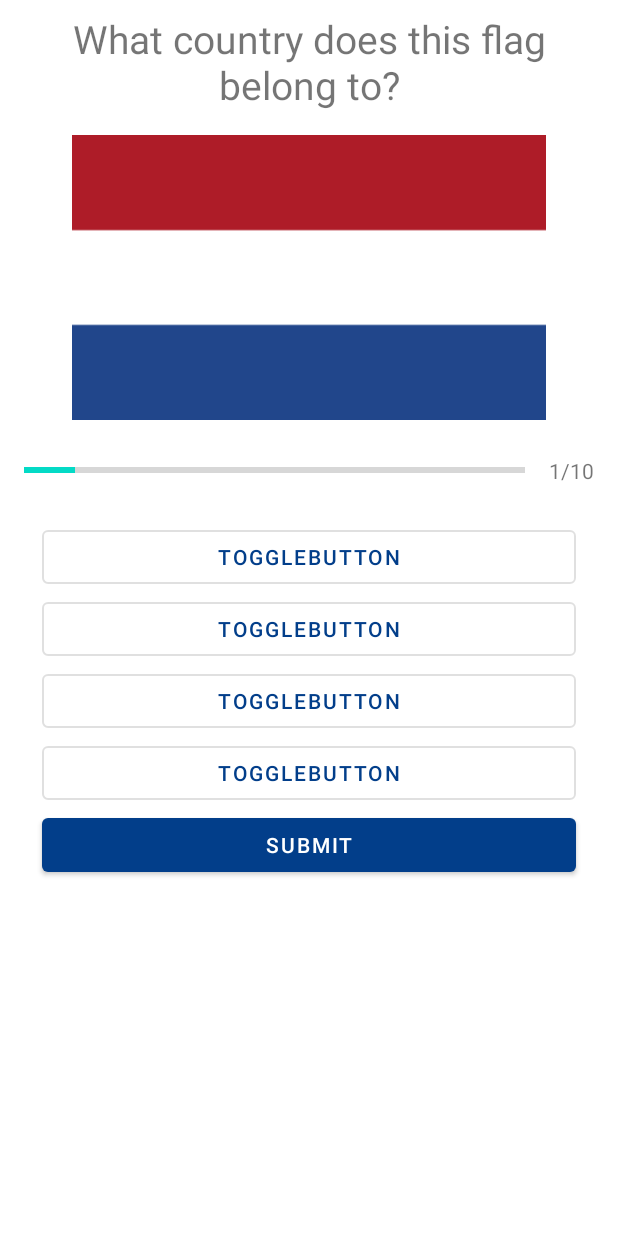
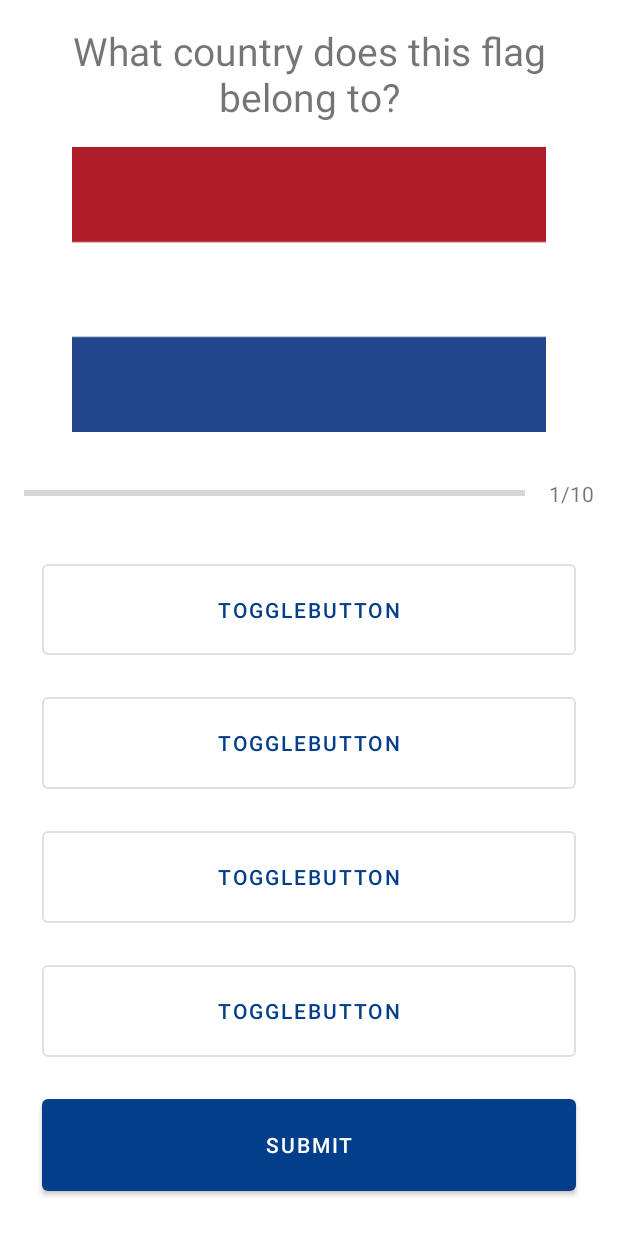
Before and after one commit to iiddd/android-course-quiz, an Android app: the QuizQuestionsActivity screen opened directly, with no data from a screen before it, on a phone screen of 412 x 824 dp. Run offline under Robolectric (Android 15) with nearby library versions, the phone set to English and light mode, and no system bars.

Commit message:
refactored quiz ui

```diff
--- a/app/src/main/res/layout/activity_quiz_questions.xml
+++ b/app/src/main/res/layout/activity_quiz_questions.xml
@@ -1,18 +1,11 @@
 <?xml version="1.0" encoding="utf-8"?>
-<androidx.constraintlayout.widget.ConstraintLayout xmlns:android="http://schemas.android.com/apk/res/android"
+<ScrollView xmlns:android="http://schemas.android.com/apk/res/android"
     xmlns:app="http://schemas.android.com/apk/res-auto"
     xmlns:tools="http://schemas.android.com/tools"
     android:layout_width="match_parent"
     android:layout_height="match_parent"
+    android:fillViewport="true"
     tools:context=".QuizQuestionsActivity">
-
-    <ScrollView
-        android:layout_width="0dp"
-        android:layout_height="0dp"
-        app:layout_constraintBottom_toBottomOf="parent"
-        app:layout_constraintEnd_toEndOf="parent"
-        app:layout_constraintStart_toStartOf="parent"
-        app:layout_constraintTop_toTopOf="parent">
 
     <LinearLayout
         android:layout_width="match_parent"
@@ -20,17 +13,17 @@
         android:orientation="vertical">
 
         <TextView
-                android:id="@+id/textView3"
+            android:id="@+id/questionText"
             android:layout_width="match_parent"
             android:layout_height="wrap_content"
             android:layout_marginHorizontal="16dp"
-                android:layout_marginTop="8dp"
+            android:layout_marginTop="16dp"
             android:gravity="center_horizontal"
             android:text="What country does this flag belong to?"
             android:textSize="26sp" />
 
         <ImageView
-                android:id="@+id/imageView2"
+            android:id="@+id/flagImage"
             android:layout_width="match_parent"
             android:layout_height="222dp"
             android:layout_marginHorizontal="16dp"
@@ -39,7 +32,7 @@
 
         <LinearLayout
             android:layout_width="match_parent"
-                android:layout_height="match_parent"
+            android:layout_height="34dp"
             android:layout_margin="8dp"
             android:orientation="horizontal">
 
@@ -50,65 +43,75 @@
                 android:layout_height="match_parent"
                 android:layout_marginLeft="8dp"
                 android:layout_weight="18"
-                    android:progress="10" />
+                android:indeterminate="false"
+                android:max="10"
+                android:progress="0" />
 
             <TextView
-                    android:id="@+id/textView4"
+                android:id="@+id/progressText"
                 android:layout_width="wrap_content"
                 android:layout_height="match_parent"
                 android:layout_marginStart="8dp"
                 android:layout_weight="1"
-                    android:gravity="center_horizontal"
+                android:gravity="center"
                 android:text="1/10" />
         </LinearLayout>
 
         <LinearLayout
             android:layout_width="match_parent"
             android:layout_height="match_parent"
-                android:orientation="vertical"
+            android:layout_marginHorizontal="12dp"
             android:layout_marginVertical="16dp"
-                android:layout_marginHorizontal="12dp">
+            android:orientation="vertical">
 
             <Button
-                    android:id="@+id/toggleButton"
+                android:id="@+id/answerOption1"
                 style="?attr/materialButtonOutlinedStyle"
                 android:layout_width="match_parent"
                 android:layout_height="wrap_content"
                 android:layout_marginHorizontal="16dp"
+                android:layout_marginBottom="8dp"
+                android:layout_weight="1"
                 android:text="ToggleButton" />
 
             <Button
-                    android:id="@+id/toggleButton2"
+                android:id="@+id/answerOption2"
                 style="?attr/materialButtonOutlinedStyle"
                 android:layout_width="match_parent"
                 android:layout_height="wrap_content"
                 android:layout_marginHorizontal="16dp"
+                android:layout_marginVertical="8dp"
+                android:layout_weight="1"
                 android:text="ToggleButton" />
 
             <Button
-                    android:id="@+id/toggleButton3"
+                android:id="@+id/answerOption3"
                 style="?attr/materialButtonOutlinedStyle"
                 android:layout_width="match_parent"
                 android:layout_height="wrap_content"
                 android:layout_marginHorizontal="16dp"
+                android:layout_marginVertical="8dp"
+                android:layout_weight="1"
                 android:text="ToggleButton" />
 
             <Button
-                    android:id="@+id/toggleButton4"
+                android:id="@+id/answerOption4"
                 style="?attr/materialButtonOutlinedStyle"
                 android:layout_width="match_parent"
                 android:layout_height="wrap_content"
                 android:layout_marginHorizontal="16dp"
+                android:layout_marginVertical="8dp"
+                android:layout_weight="1"
                 android:text="ToggleButton" />
 
             <Button
-                    android:id="@+id/button"
+                android:id="@+id/submitButton"
                 android:layout_width="match_parent"
                 android:layout_height="wrap_content"
                 android:layout_marginHorizontal="16dp"
-                    android:text="Submit" />
+                android:layout_marginVertical="8dp"
+                android:layout_weight="1"
+                android:text="@string/quiz_submit_button_text" />
         </LinearLayout>
-
     </LinearLayout>
 </ScrollView>
-</androidx.constraintlayout.widget.ConstraintLayout>
--- a/app/src/main/res/values/strings.xml
+++ b/app/src/main/res/values/strings.xml
@@ -6,4 +6,5 @@
     <string name="input_default_value">Name</string>
     <string name="start_button_text">Start</string>
     <string name="landing_input_helper_text">e.g. John</string>
+    <string name="quiz_submit_button_text">Submit</string>
 </resources>
```
Lines whose indentation alone changed are shown as unchanged.
